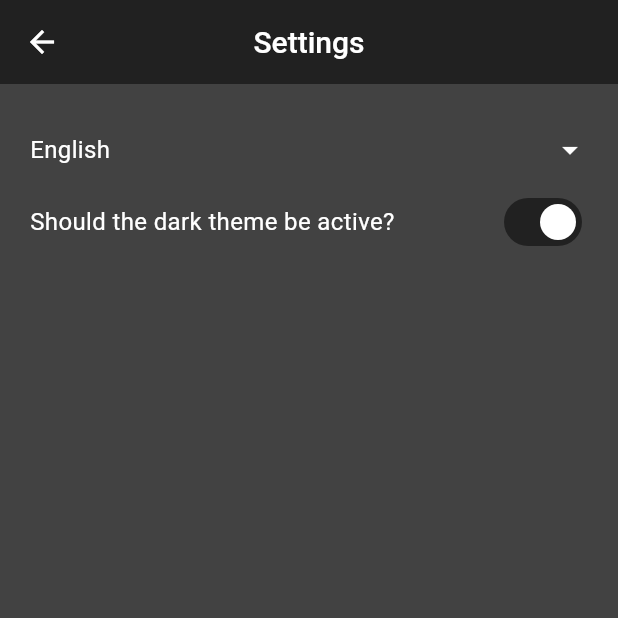
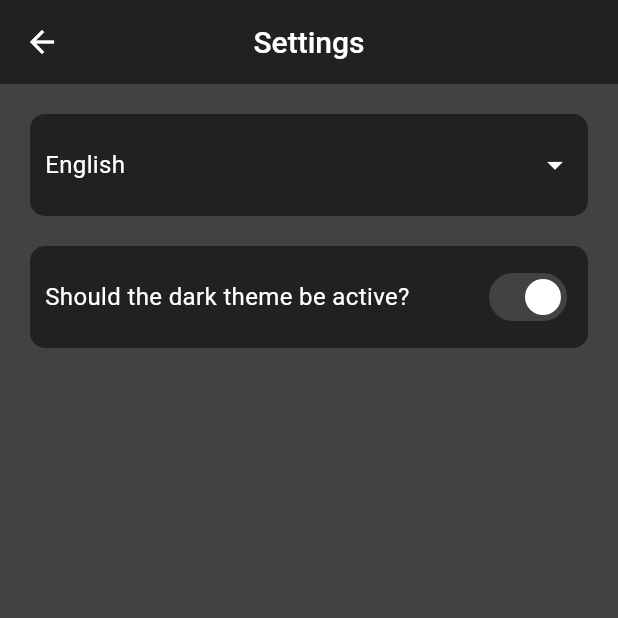
Before and after one commit to Emir1719/Read-Short-English-Book, a Flutter app: the SettingView screen opened directly, on a phone screen of 412 x 824 dp, the top half of it. Run offline on Flutter 3.47's test engine with Material 3 defaults, Android fonts, the phone set to English and light mode, and no system bars; our stand-ins replace bloc, cached_network_image, cloud_firestore, dio, easy_localization, equatable and 7 more; accounts and stored records are empty.

Commit message:
ayarlar tasarım değişti

```diff
--- a/lib/features/reading/presentation/view/setting/setting_view.dart
+++ b/lib/features/reading/presentation/view/setting/setting_view.dart
@@ -15,6 +15,7 @@ class SettingView extends StatelessWidget {
         padding: AppPadding.defaults,
         children: [
           LanguageDropdown(),
+          SizedBox(height: 20),
           ThemeSwitchRow(),
         ],
       ),
--- a/lib/features/reading/presentation/widgets/setting/language_dropdown.dart
+++ b/lib/features/reading/presentation/widgets/setting/language_dropdown.dart
@@ -1,5 +1,6 @@
 import 'package:easy_localization/easy_localization.dart';
 import 'package:english_will_fly/features/reading/util/color.dart';
+import 'package:english_will_fly/features/reading/util/style.dart';
 import 'package:english_will_fly/features/theme/presentation/bloc/theme_bloc.dart';
 import 'package:flutter/material.dart';
 import 'package:flutter_bloc/flutter_bloc.dart';
@@ -12,7 +13,10 @@ class LanguageDropdown extends StatelessWidget {
     final textTheme = Theme.of(context).textTheme;
     bool isDark = context.read<ThemeBloc>().state.isDarkMode;
 
-    return DropdownButton<Locale>(
+    return Container(
+      decoration: AppStyle.settings(isDark),
+      child: DropdownButton<Locale>(
+        padding: EdgeInsets.all(10),
         value: EasyLocalization.of(context)?.locale, // Mevcut locale ayarını seçili olarak göster
         onChanged: (Locale? locale) {
           if (locale != null) {
@@ -34,6 +38,7 @@ class LanguageDropdown extends StatelessWidget {
             child: Text('Türkçe'),
           ),
         ],
+      ),
     );
   }
 }
--- a/lib/features/reading/presentation/widgets/setting/theme_switch_row.dart
+++ b/lib/features/reading/presentation/widgets/setting/theme_switch_row.dart
@@ -1,6 +1,9 @@
 import 'package:easy_localization/easy_localization.dart';
 import 'package:english_will_fly/features/reading/presentation/widgets/setting/theme_switch.dart';
+import 'package:english_will_fly/features/reading/util/style.dart';
+import 'package:english_will_fly/features/theme/presentation/bloc/theme_bloc.dart';
 import 'package:flutter/material.dart';
+import 'package:flutter_bloc/flutter_bloc.dart';
 
 class ThemeSwitchRow extends StatelessWidget {
   const ThemeSwitchRow({super.key});
@@ -8,8 +11,12 @@ class ThemeSwitchRow extends StatelessWidget {
   @override
   Widget build(BuildContext context) {
     final textTheme = Theme.of(context).textTheme;
+    bool isDark = context.read<ThemeBloc>().state.isDarkMode;
 
-    return Row(
+    return Container(
+      decoration: AppStyle.settings(isDark),
+      padding: EdgeInsets.all(10),
+      child: Row(
         mainAxisAlignment: MainAxisAlignment.spaceBetween,
         children: [
           Expanded(
@@ -21,6 +28,7 @@ class ThemeSwitchRow extends StatelessWidget {
           ),
           ThemeSwitch(),
         ],
+      ),
     );
   }
 }
--- a/lib/features/reading/util/color.dart
+++ b/lib/features/reading/util/color.dart
@@ -39,6 +39,7 @@ class AppColor {
   static Color? get storyCategoryTitle => Colors.blue.shade900;
   static Color? get profileInfoTitle => Colors.grey.shade600;
   static Color? get infoTitleDark => Colors.grey.shade300;
+  static Color? get settings => Colors.grey.shade200;
   static Color? get profileInfoTitleDark => Colors.grey.shade300;
   static Color? get storyDetail => Colors.blue.shade50;
   static Color? get storyDetailDark => primaryDark;
--- a/lib/features/reading/util/style.dart
+++ b/lib/features/reading/util/style.dart
@@ -121,6 +121,13 @@ class AppStyle {
     }
   }
 
+  static BoxDecoration settings(bool isDark) {
+    return BoxDecoration(
+      color: isDark ? AppColor.primaryDark : AppColor.settings,
+      borderRadius: BorderRadius.circular(10),
+    );
+  }
+
   static Color? compliteColor(bool isDark, bool isCompleted) {
     final unCompleteColor = isDark ? AppColor.white : AppColor.black;
     final primary = isDark ? AppColor.lightGreen : AppColor.completeTask;
--- a/lib/features/reading/util/theme.dart
+++ b/lib/features/reading/util/theme.dart
@@ -54,7 +54,7 @@ class AppTheme {
           backgroundColor: AppColor.secondaryDark,
         ),
         switchTheme: _switchTheme(
-          trackColor: AppColor.primaryDark,
+          trackColor: AppColor.scaffoldBackgroundDark,
           thumbColor: AppColor.white,
         ),
       );
```
Also changed, not shown: lib/features/reading/presentation/widgets/home/home_appbar.dart (+2 -21 lines), lib/features/reading/presentation/widgets/home/home_appbar_title.dart (added, +30 -0 lines), lib/features/reading/presentation/widgets/story_list_item.dart (+4 -63 lines), lib/features/reading/presentation/widgets/story_read/story_item_image.dart (added, +46 -0 lines), lib/features/reading/presentation/widgets/story_read/story_item_subtitle.dart (added, +34 -0 lines). Lines whose indentation alone changed are shown as unchanged.
